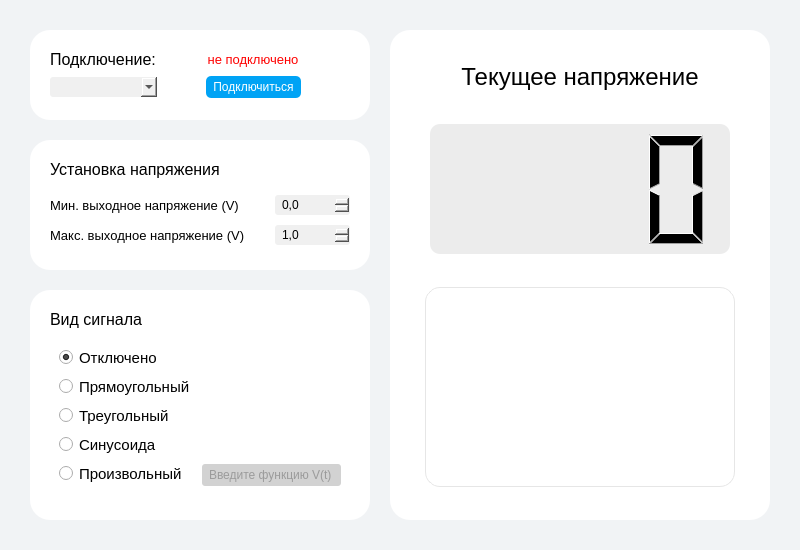
The window that app/mainwindow.ui (EgorkA82/Signalerator) describes before a commit, drawn with Qt 5.
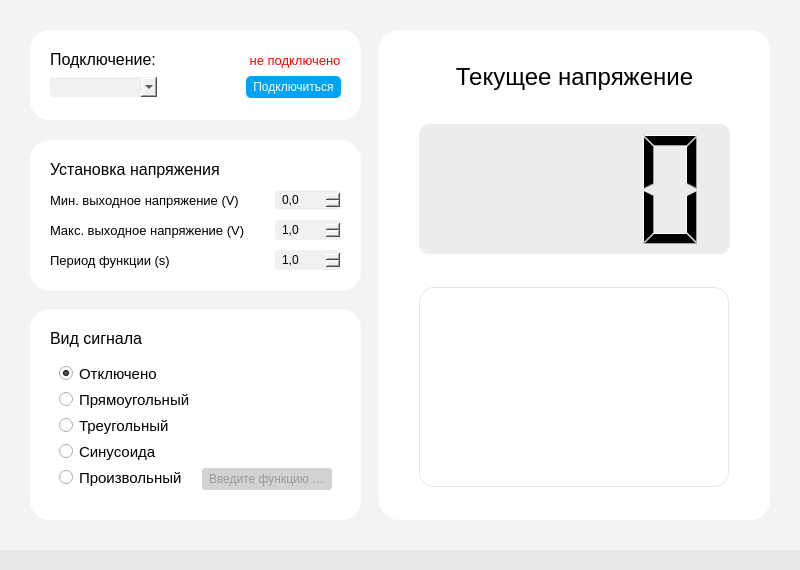
The same window after the commit. Custom widgets are drawn as their Qt base class.

Patch:
```diff
--- a/app/mainwindow.ui
+++ b/app/mainwindow.ui
@@ -11,7 +11,7 @@
     <x>0</x>
     <y>0</y>
     <width>800</width>
-    <height>550</height>
+    <height>570</height>
    </rect>
   </property>
   <property name="sizePolicy">
@@ -23,13 +23,13 @@
   <property name="minimumSize">
    <size>
     <width>800</width>
-    <height>550</height>
+    <height>570</height>
    </size>
   </property>
   <property name="maximumSize">
    <size>
     <width>800</width>
-    <height>550</height>
+    <height>570</height>
    </size>
   </property>
   <property name="baseSize">
@@ -85,9 +85,9 @@
     <property name="geometry">
      <rect>
       <x>30</x>
-      <y>290</y>
-      <width>340</width>
-      <height>230</height>
+      <y>309</y>
+      <width>331</width>
+      <height>211</height>
      </rect>
     </property>
     <property name="styleSheet">
@@ -372,8 +372,8 @@
      <rect>
       <x>30</x>
       <y>140</y>
-      <width>340</width>
-      <height>130</height>
+      <width>331</width>
+      <height>151</height>
      </rect>
     </property>
     <property name="styleSheet">
@@ -425,7 +425,7 @@
       </widget>
      </item>
      <item>
-      <widget class="QWidget" name="voltageWidget" native="true">
+      <widget class="QWidget" name="settingsWidget" native="true">
        <property name="styleSheet">
         <string notr="true">padding: 0;</string>
        </property>
@@ -558,6 +558,58 @@
           </property>
          </widget>
         </item>
+        <item row="2" column="0">
+         <widget class="QLabel" name="periodLabel">
+          <property name="font">
+           <font>
+            <pointsize>10</pointsize>
+           </font>
+          </property>
+          <property name="styleSheet">
+           <string notr="true">padding: 0;</string>
+          </property>
+          <property name="text">
+           <string>Период функции (s)</string>
+          </property>
+         </widget>
+        </item>
+        <item row="2" column="1">
+         <widget class="QDoubleSpinBox" name="periodSpinBox">
+          <property name="sizePolicy">
+           <sizepolicy hsizetype="Minimum" vsizetype="Fixed">
+            <horstretch>0</horstretch>
+            <verstretch>0</verstretch>
+           </sizepolicy>
+          </property>
+          <property name="minimumSize">
+           <size>
+            <width>60</width>
+            <height>20</height>
+           </size>
+          </property>
+          <property name="styleSheet">
+           <string notr="true">padding: 0;
+background-color: rgb(240, 240, 240);
+border-radius: 3px;
+padding-left: 5px</string>
+          </property>
+          <property name="decimals">
+           <number>1</number>
+          </property>
+          <property name="minimum">
+           <double>0.100000000000000</double>
+          </property>
+          <property name="maximum">
+           <double>60.000000000000000</double>
+          </property>
+          <property name="singleStep">
+           <double>0.100000000000000</double>
+          </property>
+          <property name="value">
+           <double>1.000000000000000</double>
+          </property>
+         </widget>
+        </item>
        </layout>
       </widget>
      </item>
@@ -566,9 +618,9 @@
    <widget class="QWidget" name="rightWidget" native="true">
     <property name="geometry">
      <rect>
-      <x>390</x>
+      <x>379</x>
       <y>30</y>
-      <width>380</width>
+      <width>391</width>
       <height>490</height>
      </rect>
     </property>
@@ -785,7 +837,7 @@
      <rect>
       <x>30</x>
       <y>30</y>
-      <width>340</width>
+      <width>331</width>
       <height>90</height>
      </rect>
     </property>
@@ -862,6 +914,19 @@
           </property>
          </widget>
         </item>
+        <item>
+         <spacer name="horizontalSpacer_9">
+          <property name="orientation">
+           <enum>Qt::Horizontal</enum>
+          </property>
+          <property name="sizeHint" stdset="0">
+           <size>
+            <width>40</width>
+            <height>20</height>
+           </size>
+          </property>
+         </spacer>
+        </item>
         <item>
          <widget class="QLabel" name="connectStatusLabel">
           <property name="sizePolicy">
@@ -1001,25 +1066,48 @@
           </property>
          </widget>
         </item>
-        <item>
-         <spacer name="horizontalSpacer_5">
-          <property name="orientation">
-           <enum>Qt::Horizontal</enum>
-          </property>
-          <property name="sizeHint" stdset="0">
-           <size>
-            <width>40</width>
-            <height>20</height>
-           </size>
-          </property>
-         </spacer>
-        </item>
        </layout>
       </widget>
      </item>
     </layout>
    </widget>
   </widget>
+  <widget class="QStatusBar" name="statusBar">
+   <property name="sizePolicy">
+    <sizepolicy hsizetype="Fixed" vsizetype="Fixed">
+     <horstretch>0</horstretch>
+     <verstretch>0</verstretch>
+    </sizepolicy>
+   </property>
+   <property name="minimumSize">
+    <size>
+     <width>800</width>
+     <height>20</height>
+    </size>
+   </property>
+   <property name="maximumSize">
+    <size>
+     <width>800</width>
+     <height>20</height>
+    </size>
+   </property>
+   <property name="font">
+    <font>
+     <pointsize>9</pointsize>
+     <kerning>false</kerning>
+    </font>
+   </property>
+   <property name="layoutDirection">
+    <enum>Qt::LeftToRight</enum>
+   </property>
+   <property name="styleSheet">
+    <string notr="true">background-color: rgb(230, 232, 233);
+text-align: middle;</string>
+   </property>
+   <property name="sizeGripEnabled">
+    <bool>true</bool>
+   </property>
+  </widget>
  </widget>
  <customwidgets>
   <customwidget>
```
Left out of the diff: 6 changed lines with no effect on the pictures.
